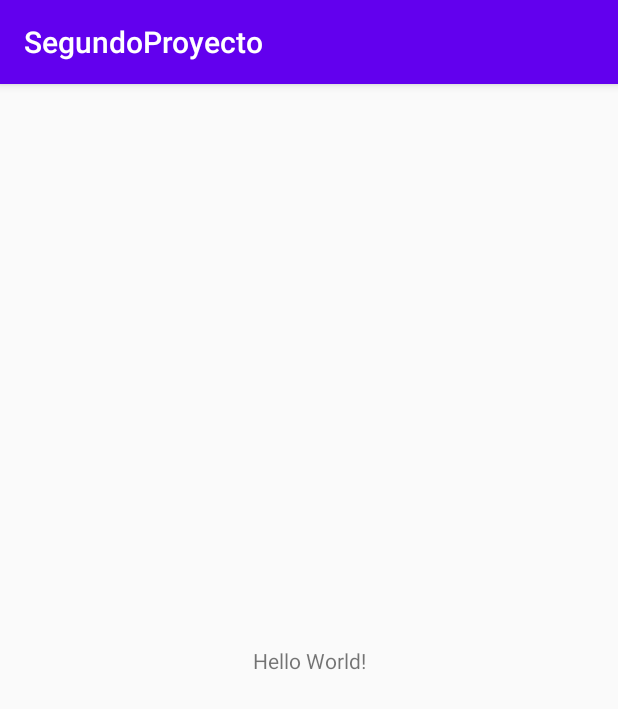
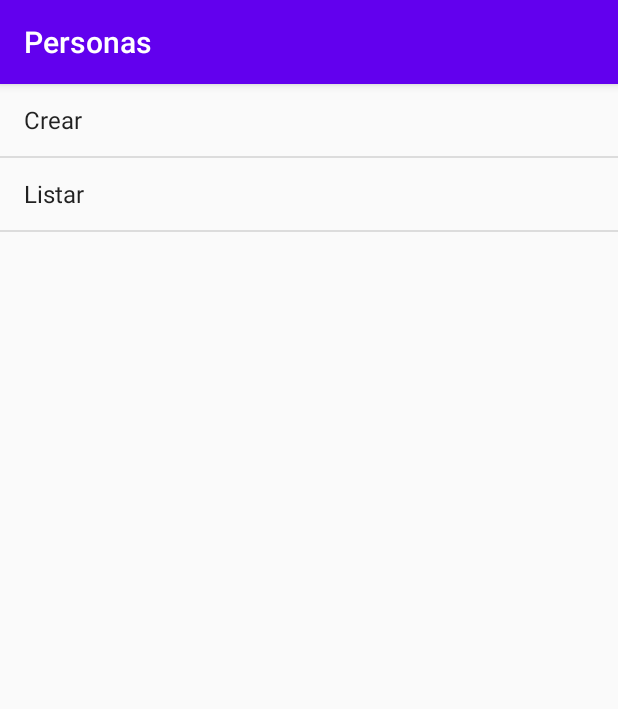
Before and after one commit to arnobisms/Personas_Unimag, an Android app: the screen it shows after launch (MainActivity), on a phone screen of 412 x 824 dp. Shown: the top 709 px of the screen. Run offline under Robolectric (Android 15) with nearby library versions, the phone set to English and light mode, and no system bars.

Commit message:
interfazz principal terminada a falta de redireccion

```diff
--- a/app/src/main/java/com/example/segundoproyecto/MainActivity.java
+++ b/app/src/main/java/com/example/segundoproyecto/MainActivity.java
@@ -3,12 +3,24 @@ package com.example.segundoproyecto;
 import androidx.appcompat.app.AppCompatActivity;
 
 import android.os.Bundle;
+import android.widget.ArrayAdapter;
+import android.widget.ListView;
 
 public class MainActivity extends AppCompatActivity {
+    private ListView lista_opciones;
+    private String[] opciones;
+    private ArrayAdapter<String> adapter;
+
 
     @Override
     protected void onCreate(Bundle savedInstanceState) {
         super.onCreate(savedInstanceState);
         setContentView(R.layout.activity_main);
+
+        lista_opciones = findViewById(R.id.lstOpciones);
+        opciones = getResources().getStringArray(R.array.opciones);
+        adapter = new ArrayAdapter<>(this,android.R.layout.simple_list_item_1,opciones);
+        lista_opciones.setAdapter(adapter);
+
     }
 }
--- a/app/src/main/res/layout/activity_main.xml
+++ b/app/src/main/res/layout/activity_main.xml
@@ -1,18 +1,14 @@
 <?xml version="1.0" encoding="utf-8"?>
-<androidx.constraintlayout.widget.ConstraintLayout xmlns:android="http://schemas.android.com/apk/res/android"
+<LinearLayout xmlns:android="http://schemas.android.com/apk/res/android"
     xmlns:app="http://schemas.android.com/apk/res-auto"
     xmlns:tools="http://schemas.android.com/tools"
     android:layout_width="match_parent"
     android:layout_height="match_parent"
-    tools:context=".MainActivity">
+    android:orientation="vertical"
+    tools:context=".MainActivity" >
 
-    <TextView
-        android:layout_width="wrap_content"
-        android:layout_height="wrap_content"
-        android:text="Hello World!"
-        app:layout_constraintBottom_toBottomOf="parent"
-        app:layout_constraintLeft_toLeftOf="parent"
-        app:layout_constraintRight_toRightOf="parent"
-        app:layout_constraintTop_toTopOf="parent" />
-
-</androidx.constraintlayout.widget.ConstraintLayout>
+    <ListView
+        android:id="@+id/lstOpciones"
+        android:layout_width="match_parent"
+        android:layout_height="match_parent" />
+</LinearLayout>
--- a/app/src/main/res/values/strings.xml
+++ b/app/src/main/res/values/strings.xml
@@ -1,3 +1,9 @@
 <resources>
-    <string name="app_name">SegundoProyecto</string>
+    <string name="app_name">Personas</string>
+    <string name="opcion_crear">Crear</string>
+    <string name="opcion_listar">Listar</string>
+    <string-array name="opciones">
+        <item>@string/opcion_crear</item>
+        <item>@string/opcion_listar</item>
+    </string-array>
 </resources>
```
